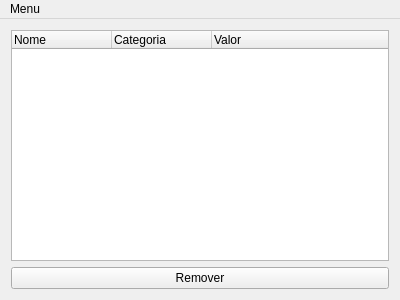
First picture: the form in src/mainwindow.ui, repository matheuspb/INE5417, before the edit.
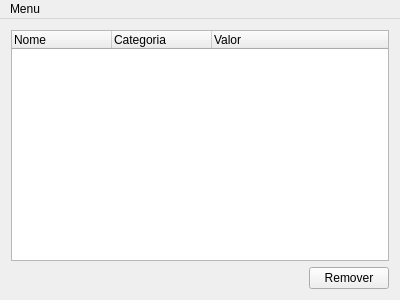
Second picture: the form after the edit. Custom widgets are drawn as their Qt base class.

Commit message: Class names refactored

The edit to the form file:
```diff
--- a/src/mainwindow.ui
+++ b/src/mainwindow.ui
@@ -20,16 +20,9 @@
    <string>MainWindow</string>
   </property>
   <widget class="QWidget" name="centralWidget">
-   <layout class="QGridLayout" name="gridLayout">
-    <item row="2" column="1">
-     <widget class="QPushButton" name="deleteButton">
-      <property name="text">
-       <string>Remover</string>
-      </property>
-     </widget>
-    </item>
-    <item row="0" column="1">
-     <widget class="EntryWidget" name="entryWidget">
+   <layout class="QVBoxLayout" name="verticalLayout">
+    <item>
+     <widget class="MainWidget" name="entryWidget">
       <column>
        <property name="text">
         <string>Nome</string>
@@ -47,6 +40,13 @@
       </column>
      </widget>
     </item>
+    <item alignment="Qt::AlignRight">
+     <widget class="QPushButton" name="deleteButton">
+      <property name="text">
+       <string>Remover</string>
+      </property>
+     </widget>
+    </item>
    </layout>
   </widget>
   <widget class="QMenuBar" name="menuBar">
@@ -81,9 +81,9 @@
  <layoutdefault spacing="6" margin="11"/>
  <customwidgets>
   <customwidget>
-   <class>EntryWidget</class>
+   <class>MainWidget</class>
    <extends>QTreeWidget</extends>
-   <header>entrywidget.h</header>
+   <header>mainwidget.h</header>
   </customwidget>
  </customwidgets>
  <resources/>
```
The commit also changes 7 other files.
